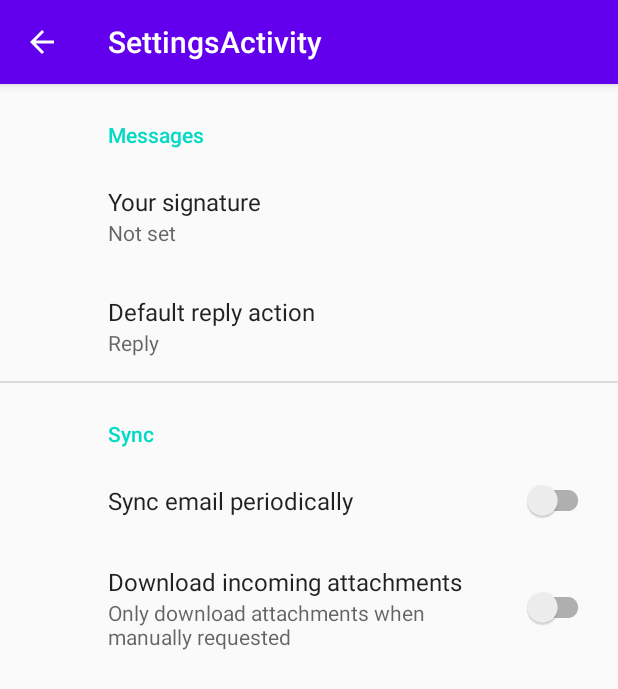
After one commit to Demonte-Zopyrus/Mobile_Mixer_With_Microphone_Input, an Android app: the SettingsActivity screen opened directly, with no data from a screen before it, on a phone screen of 412 x 824 dp. The commit adds this screen. Shown: the top 689 px of the screen. Run offline under Robolectric (Android 15) with nearby library versions, the phone set to English and light mode, and no system bars; our stand-ins replace androidx.preference.

Commit message:
Update some logics

```diff
--- a/app/build.gradle
+++ b/app/build.gradle
@@ -40,6 +40,7 @@ dependencies {
     implementation 'androidx.constraintlayout:constraintlayout:1.1.3'
     implementation 'androidx.navigation:navigation-fragment-ktx:2.1.0'
     implementation 'androidx.navigation:navigation-ui-ktx:2.1.0'
+    implementation 'androidx.preference:preference:1.1.0'
     testImplementation 'junit:junit:4.12'
     androidTestImplementation 'androidx.test.ext:junit:1.1.1'
     androidTestImplementation 'androidx.test.espresso:espresso-core:3.2.0'
--- a/app/src/main/AndroidManifest.xml
+++ b/app/src/main/AndroidManifest.xml
@@ -9,6 +9,9 @@
         android:roundIcon="@mipmap/ic_launcher_round"
         android:supportsRtl="true"
         android:theme="@style/AppTheme">
+        <activity
+            android:name=".SettingsActivity"
+            android:label="@string/title_activity_settings"></activity>
         <activity
             android:name=".MainActivity"
             android:label="@string/app_name"
--- a/app/src/main/java/com/example/mobile_mixer_with_microphone_input/FirstFragment.kt
+++ b/app/src/main/java/com/example/mobile_mixer_with_microphone_input/FirstFragment.kt
@@ -6,6 +6,7 @@ import android.view.LayoutInflater
 import android.view.View
 import android.view.ViewGroup
 import android.widget.Button
+import android.widget.CompoundButton
 import androidx.navigation.fragment.findNavController
 
 /**
@@ -24,8 +25,14 @@ class FirstFragment : Fragment() {
     override fun onViewCreated(view: View, savedInstanceState: Bundle?) {
         super.onViewCreated(view, savedInstanceState)
 
-        view.findViewById<Button>(R.id.button_first).setOnClickListener {
-            findNavController().navigate(R.id.action_FirstFragment_to_SecondFragment)
+        view.findViewById<CompoundButton>(R.id.muteSwitch).setOnCheckedChangeListener { _, isChecked ->
+            if (isChecked) {
+                findNavController().navigate(R.id.action_FirstFragment_to_SecondFragment)
+            } else {
+                // The toggle is disabled
+            }
         }
+
+
     }
 }
--- a/app/src/main/java/com/example/mobile_mixer_with_microphone_input/MainActivity.kt
+++ b/app/src/main/java/com/example/mobile_mixer_with_microphone_input/MainActivity.kt
@@ -6,6 +6,7 @@ import com.google.android.material.snackbar.Snackbar
 import androidx.appcompat.app.AppCompatActivity
 import android.view.Menu
 import android.view.MenuItem
+import androidx.navigation.fragment.findNavController
 
 class MainActivity : AppCompatActivity() {
 
@@ -15,7 +16,7 @@ class MainActivity : AppCompatActivity() {
         setSupportActionBar(findViewById(R.id.toolbar))
 
         findViewById<FloatingActionButton>(R.id.fab).setOnClickListener { view ->
-            Snackbar.make(view, "Replace with your own action", Snackbar.LENGTH_LONG)
+            Snackbar.make(view, "Would add a new source by pressing this button", Snackbar.LENGTH_LONG)
                     .setAction("Action", null).show()
         }
     }
@@ -31,7 +32,10 @@ class MainActivity : AppCompatActivity() {
         // automatically handle clicks on the Home/Up button, so long
         // as you specify a parent activity in AndroidManifest.xml.
         return when (item.itemId) {
-            R.id.action_settings -> true
+            R.id.action_settings -> {
+                //findNavController().navigate(R.id.action_FirstFragment_to_SecondFragment)
+                true
+            }
             else -> super.onOptionsItemSelected(item)
         }
     }
--- /dev/null
+++ b/app/src/main/java/com/example/mobile_mixer_with_microphone_input/SettingsActivity.kt
@@ -0,0 +1,24 @@
+package com.example.mobile_mixer_with_microphone_input
+
+import android.os.Bundle
+import androidx.appcompat.app.AppCompatActivity
+import androidx.preference.PreferenceFragmentCompat
+
+class SettingsActivity : AppCompatActivity() {
+
+    override fun onCreate(savedInstanceState: Bundle?) {
+        super.onCreate(savedInstanceState)
+        setContentView(R.layout.settings_activity)
+        supportFragmentManager
+            .beginTransaction()
+            .replace(R.id.settings, SettingsFragment())
+            .commit()
+        supportActionBar?.setDisplayHomeAsUpEnabled(true)
+    }
+
+    class SettingsFragment : PreferenceFragmentCompat() {
+        override fun onCreatePreferences(savedInstanceState: Bundle?, rootKey: String?) {
+            setPreferencesFromResource(R.xml.root_preferences, rootKey)
+        }
+    }
+}
--- /dev/null
+++ b/app/src/main/res/layout/settings_activity.xml
@@ -0,0 +1,9 @@
+<LinearLayout xmlns:android="http://schemas.android.com/apk/res/android"
+    android:layout_width="match_parent"
+    android:layout_height="match_parent">
+
+    <FrameLayout
+        android:id="@+id/settings"
+        android:layout_width="match_parent"
+        android:layout_height="match_parent" />
+</LinearLayout>
--- /dev/null
+++ b/app/src/main/res/values/arrays.xml
@@ -0,0 +1,12 @@
+<resources>
+    <!-- Reply Preference -->
+    <string-array name="reply_entries">
+        <item>Reply</item>
+        <item>Reply to all</item>
+    </string-array>
+
+    <string-array name="reply_values">
+        <item>reply</item>
+        <item>reply_all</item>
+    </string-array>
+</resources>
--- a/app/src/main/res/values/strings.xml
+++ b/app/src/main/res/values/strings.xml
@@ -9,4 +9,20 @@
 
     <string name="hello_first_fragment">Hello first fragment</string>
     <string name="hello_second_fragment">Hello second fragment. Arg: %1$s</string>
+    <string name="title_activity_settings">SettingsActivity</string>
+
+    <!-- Preference Titles -->
+    <string name="messages_header">Messages</string>
+    <string name="sync_header">Sync</string>
+
+    <!-- Messages Preferences -->
+    <string name="signature_title">Your signature</string>
+    <string name="reply_title">Default reply action</string>
+
+    <!-- Sync Preferences -->
+    <string name="sync_title">Sync email periodically</string>
+    <string name="attachment_title">Download incoming attachments</string>
+    <string name="attachment_summary_on">Automatically download attachments for incoming emails
+    </string>
+    <string name="attachment_summary_off">Only download attachments when manually requested</string>
 </resources>
--- /dev/null
+++ b/app/src/main/res/xml/root_preferences.xml
@@ -0,0 +1,35 @@
+<PreferenceScreen xmlns:app="http://schemas.android.com/apk/res-auto">
+
+    <PreferenceCategory app:title="@string/messages_header">
+
+        <EditTextPreference
+            app:key="signature"
+            app:title="@string/signature_title"
+            app:useSimpleSummaryProvider="true" />
+
+        <ListPreference
+            app:defaultValue="reply"
+            app:entries="@array/reply_entries"
+            app:entryValues="@array/reply_values"
+            app:key="reply"
+            app:title="@string/reply_title"
+            app:useSimpleSummaryProvider="true" />
+
+    </PreferenceCategory>
+
+    <PreferenceCategory app:title="@string/sync_header">
+
+        <SwitchPreferenceCompat
+            app:key="sync"
+            app:title="@string/sync_title" />
+
+        <SwitchPreferenceCompat
+            app:dependency="sync"
+            app:key="attachment"
+            app:summaryOff="@string/attachment_summary_off"
+            app:summaryOn="@string/attachment_summary_on"
+            app:title="@string/attachment_title" />
+
+    </PreferenceCategory>
+
+</PreferenceScreen>
```
